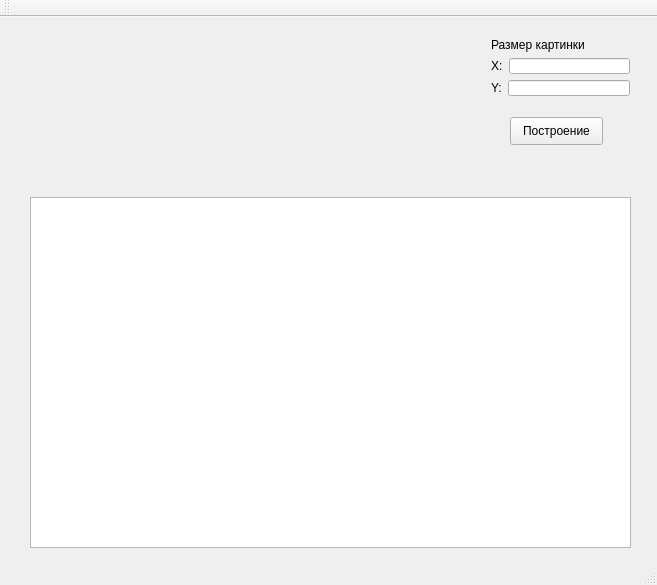
pivleonid/rgb, file mainwindow.ui: the form before one commit.
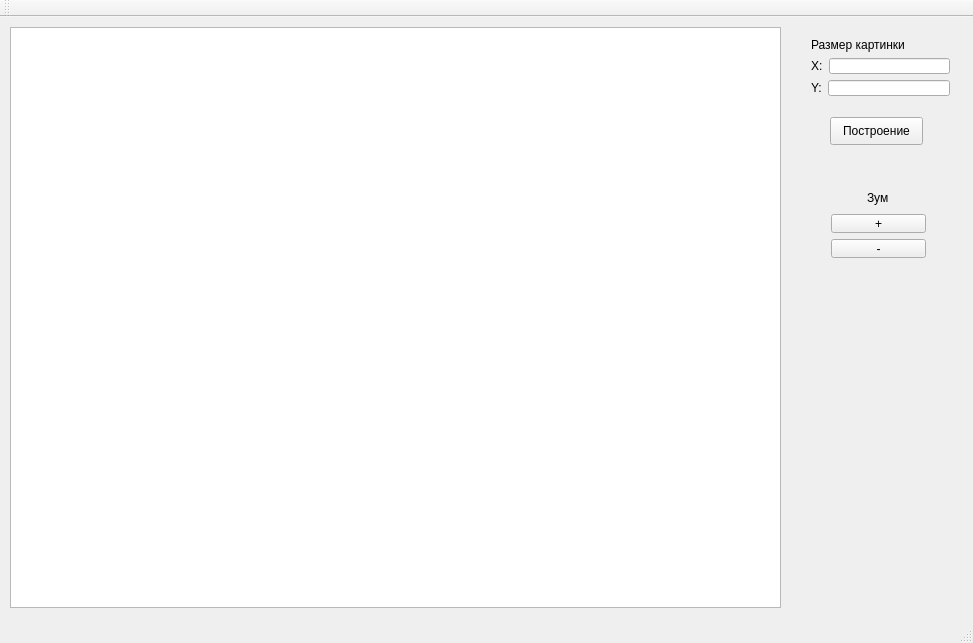
The form after the commit.

```diff
--- a/mainwindow.ui
+++ b/mainwindow.ui
@@ -6,28 +6,18 @@
    <rect>
     <x>0</x>
     <y>0</y>
-    <width>657</width>
-    <height>585</height>
+    <width>973</width>
+    <height>643</height>
    </rect>
   </property>
   <property name="windowTitle">
    <string>MainWindow</string>
   </property>
   <widget class="QWidget" name="centralWidget">
-   <widget class="QTextEdit" name="textEdit">
-    <property name="geometry">
-     <rect>
-      <x>30</x>
-      <y>180</y>
-      <width>601</width>
-      <height>351</height>
-     </rect>
-    </property>
-   </widget>
    <widget class="QPushButton" name="pushButton">
     <property name="geometry">
      <rect>
-      <x>510</x>
+      <x>830</x>
       <y>100</y>
       <width>93</width>
       <height>28</height>
@@ -40,7 +30,7 @@
    <widget class="QWidget" name="layoutWidget">
     <property name="geometry">
      <rect>
-      <x>480</x>
+      <x>800</x>
       <y>10</y>
       <width>161</width>
       <height>80</height>
@@ -88,16 +78,75 @@
      </item>
     </layout>
    </widget>
-   <widget class="QWidget" name="widget" native="true">
+   <widget class="QGraphicsView" name="graphicsView">
     <property name="geometry">
      <rect>
-      <x>30</x>
+      <x>10</x>
       <y>10</y>
-      <width>181</width>
-      <height>121</height>
+      <width>771</width>
+      <height>581</height>
      </rect>
     </property>
    </widget>
+   <widget class="QWidget" name="">
+    <property name="geometry">
+     <rect>
+      <x>820</x>
+      <y>160</y>
+      <width>117</width>
+      <height>92</height>
+     </rect>
+    </property>
+    <layout class="QGridLayout" name="gridLayout">
+     <item row="0" column="0">
+      <spacer name="horizontalSpacer">
+       <property name="orientation">
+        <enum>Qt::Horizontal</enum>
+       </property>
+       <property name="sizeHint" stdset="0">
+        <size>
+         <width>40</width>
+         <height>20</height>
+        </size>
+       </property>
+      </spacer>
+     </item>
+     <item row="0" column="1">
+      <widget class="QLabel" name="label_7">
+       <property name="text">
+        <string>Зум</string>
+       </property>
+      </widget>
+     </item>
+     <item row="0" column="2">
+      <spacer name="horizontalSpacer_2">
+       <property name="orientation">
+        <enum>Qt::Horizontal</enum>
+       </property>
+       <property name="sizeHint" stdset="0">
+        <size>
+         <width>40</width>
+         <height>20</height>
+        </size>
+       </property>
+      </spacer>
+     </item>
+     <item row="1" column="0" colspan="3">
+      <widget class="QPushButton" name="pushButton_2">
+       <property name="text">
+        <string>+</string>
+       </property>
+      </widget>
+     </item>
+     <item row="2" column="0" colspan="3">
+      <widget class="QPushButton" name="pushButton_3">
+       <property name="text">
+        <string>-</string>
+       </property>
+      </widget>
+     </item>
+    </layout>
+   </widget>
   </widget>
   <widget class="QMenuBar" name="menuBar">
    <property name="geometry">
```
Left out of the diff: 2 changed lines with no effect on the pictures.
